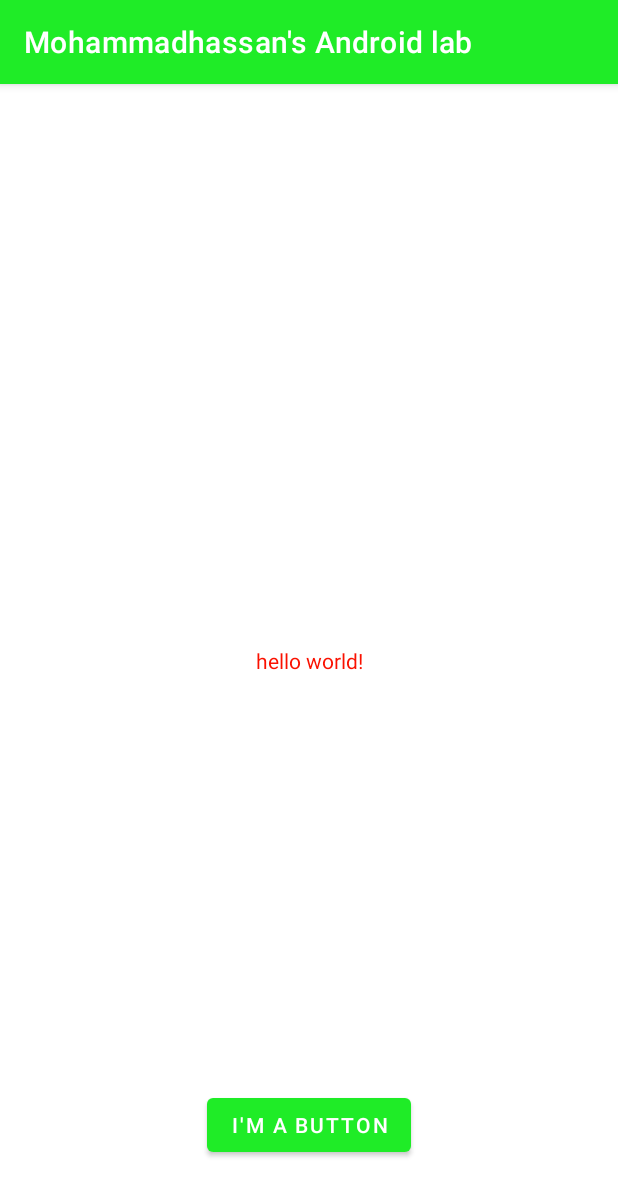
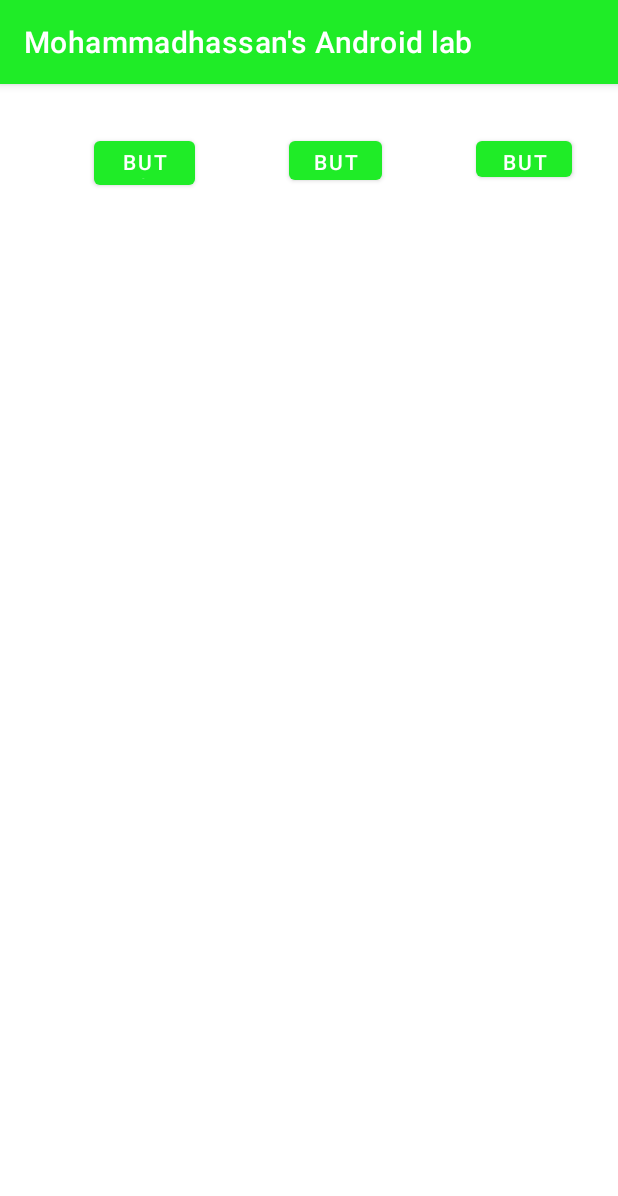
Before and after one commit to EthanYeganeh/MyAndroidLabs, an Android app: the screen it shows after launch (MainActivity), on a phone screen of 412 x 824 dp. Shown: the top 1196 px of the screen. Run offline under Robolectric (Android 15) with nearby library versions, the phone set to English and light mode, and no system bars.

Commit message:
Finished Step 2

```diff
--- a/app/src/main/res/layout/activity_main.xml
+++ b/app/src/main/res/layout/activity_main.xml
@@ -6,24 +6,37 @@
     android:layout_height="match_parent"
     tools:context=".MainActivity">
 
-    <TextView
-        android:id="@+id/textView"
-        android:layout_width="wrap_content"
-        android:layout_height="wrap_content"
-        android:text="@string/hello_message"
-        app:layout_constraintBottom_toBottomOf="parent"
-        app:layout_constraintEnd_toEndOf="parent"
+    <Button
+        android:id="@+id/button3"
+        android:layout_width="67dp"
+        android:layout_height="41dp"
+        android:layout_marginStart="32dp"
+        android:layout_marginTop="32dp"
+        android:text="Button"
+        app:layout_constraintEnd_toStartOf="@+id/button4"
+        app:layout_constraintHorizontal_bias="0.5"
         app:layout_constraintStart_toStartOf="parent"
-        app:layout_constraintTop_toTopOf="parent"></TextView>
+        app:layout_constraintTop_toTopOf="parent" />
 
     <Button
-        android:layout_width="wrap_content"
-        android:layout_height="wrap_content"
-        android:layout_marginBottom="50dp"
-        android:text="@string/button_message"
-        app:layout_constraintBottom_toBottomOf="parent"
+        android:id="@+id/button4"
+        android:layout_width="62dp"
+        android:layout_height="38dp"
+        android:layout_marginStart="32dp"
+        android:text="Button"
+        app:layout_constraintEnd_toStartOf="@+id/button5"
+        app:layout_constraintHorizontal_bias="0.5"
+        app:layout_constraintStart_toEndOf="@+id/button3"
+        app:layout_constraintTop_toTopOf="@+id/button3" />
+
+    <Button
+        android:id="@+id/button5"
+        android:layout_width="64dp"
+        android:layout_height="36dp"
+        android:layout_marginStart="32dp"
+        android:text="Button"
         app:layout_constraintEnd_toEndOf="parent"
-        app:layout_constraintStart_toStartOf="parent" />
-
-
+        app:layout_constraintHorizontal_bias="0.5"
+        app:layout_constraintStart_toEndOf="@+id/button4"
+        app:layout_constraintTop_toTopOf="@+id/button4" />
 </androidx.constraintlayout.widget.ConstraintLayout>
```
